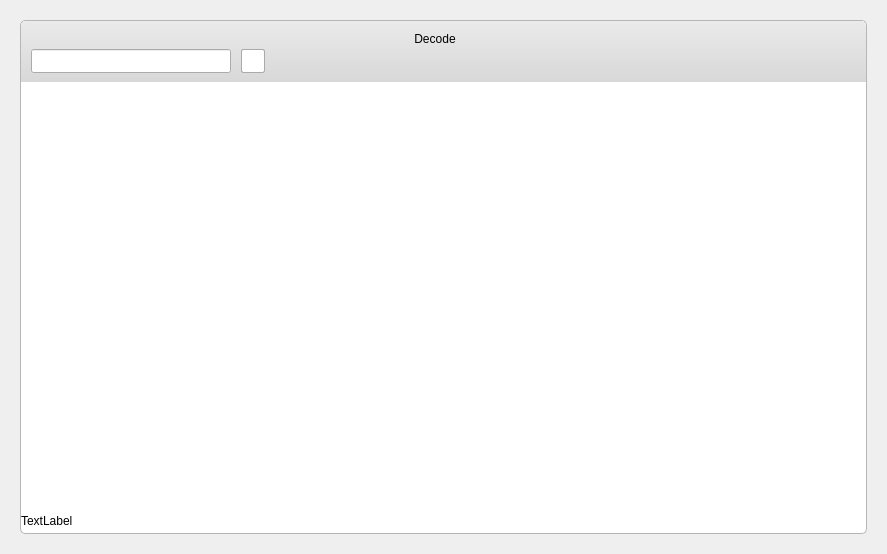
Above: Public_part/DecodeBaseWindow.ui from MRcao1001/Ddecode-QT-TCP-customWidget-MVD-MVC-MVVM- before the change. Below: the same form after it.
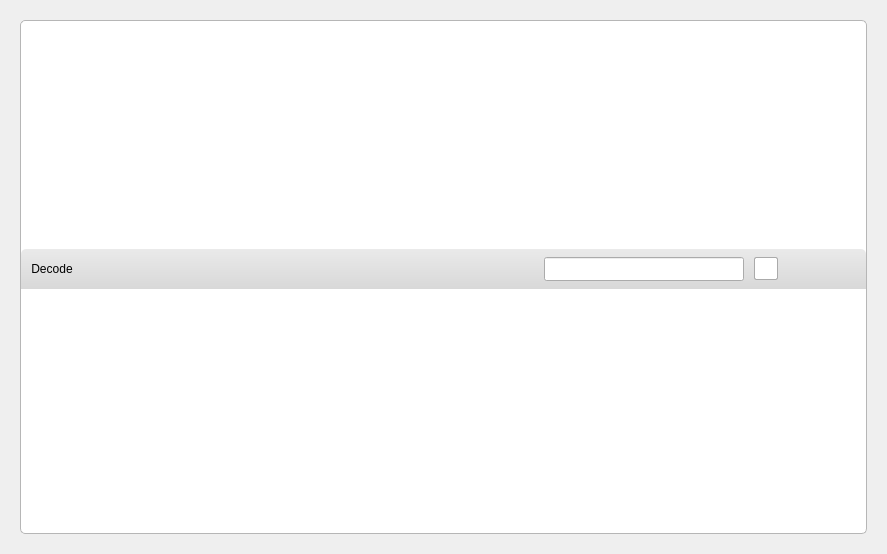
That is the form after the change. Icons and pictures are not drawn.

What changed in the file:
```diff
--- a/Public_part/DecodeBaseWindow.ui
+++ b/Public_part/DecodeBaseWindow.ui
@@ -70,7 +70,13 @@
           <property name="minimumSize">
            <size>
             <width>10</width>
-            <height>10</height>
+            <height>40</height>
+           </size>
+          </property>
+          <property name="maximumSize">
+           <size>
+            <width>16777215</width>
+            <height>40</height>
            </size>
           </property>
           <property name="styleSheet">
@@ -154,35 +160,6 @@
              <property name="leftMargin">
               <number>0</number>
              </property>
-             <item>
-              <spacer name="horizontalSpacer_5">
-               <property name="orientation">
-                <enum>Qt::Horizontal</enum>
-               </property>
-               <property name="sizeType">
-                <enum>QSizePolicy::Fixed</enum>
-               </property>
-               <property name="sizeHint" stdset="0">
-                <size>
-                 <width>60</width>
-                 <height>20</height>
-                </size>
-               </property>
-              </spacer>
-             </item>
-             <item>
-              <spacer name="horizontalSpacer">
-               <property name="orientation">
-                <enum>Qt::Horizontal</enum>
-               </property>
-               <property name="sizeHint" stdset="0">
-                <size>
-                 <width>40</width>
-                 <height>20</height>
-                </size>
-               </property>
-              </spacer>
-             </item>
              <item>
               <widget class="QPushButton" name="IconBtn">
                <property name="enabled">
@@ -263,6 +240,19 @@
                </property>
               </widget>
              </item>
+             <item>
+              <spacer name="horizontalSpacer">
+               <property name="orientation">
+                <enum>Qt::Horizontal</enum>
+               </property>
+               <property name="sizeHint" stdset="0">
+                <size>
+                 <width>40</width>
+                 <height>20</height>
+                </size>
+               </property>
+              </spacer>
+             </item>
              <item>
               <spacer name="horizontalSpacer_2">
                <property name="orientation">
@@ -276,6 +266,100 @@
                </property>
               </spacer>
              </item>
+             <item>
+              <layout class="QHBoxLayout" name="horizontalLayout_2">
+               <property name="spacing">
+                <number>10</number>
+               </property>
+               <property name="bottomMargin">
+                <number>0</number>
+               </property>
+               <item>
+                <widget class="QLineEdit" name="Title_SerachBox">
+                 <property name="minimumSize">
+                  <size>
+                   <width>200</width>
+                   <height>24</height>
+                  </size>
+                 </property>
+                 <property name="maximumSize">
+                  <size>
+                   <width>200</width>
+                   <height>16777215</height>
+                  </size>
+                 </property>
+                </widget>
+               </item>
+               <item>
+                <widget class="QPushButton" name="Title_SearchBtn">
+                 <property name="sizePolicy">
+                  <sizepolicy hsizetype="Minimum" vsizetype="Fixed">
+                   <horstretch>20</horstretch>
+                   <verstretch>20</verstretch>
+                  </sizepolicy>
+                 </property>
+                 <property name="minimumSize">
+                  <size>
+                   <width>24</width>
+                   <height>2</height>
+                  </size>
+                 </property>
+                 <property name="maximumSize">
+                  <size>
+                   <width>24</width>
+                   <height>24</height>
+                  </size>
+                 </property>
+                 <property name="styleSheet">
+                  <string notr="true">.QPushButton,.QToolButton{
+border-style:none;
+border:1px solid #aaaaaa;
+padding:0px;
+min-height:0px;
+border-radius:2px;
+background:#fff;
+}
+
+.QPushButton:hover,.QToolButton:hover{
+background:#eaeaea;
+}
+
+.QPushButton:pressed,.QToolButton:pressed{
+background:#dddddd;
+}
+
+.QToolButton::menu-indicator{
+image:None;
+}
+
+QToolButton#btnMenu,QPushButton#btnMenu_Min,QPushButton#btnMenu_Max,QPushButton#btnMenu_Close{
+border-radius:3px;
+color:#57595B;
+padding:3px;
+margin:0px;
+background:none;
+border-style:none;
+}
+
+QToolButton#btnMenu:hover,QPushButton#btnMenu_Min:hover,QPushButton#btnMenu_Max:hover{
+color:#FFFFFF;
+margin:1px 1px 2px 1px;
+background-color:rgba(51,127,209,230);
+}
+
+QPushButton#btnMenu_Close:hover{
+color:#FFFFFF;
+margin:1px 1px 2px 1px;
+background-color:rgba(238,0,0,128);
+}</string>
+                 </property>
+                 <property name="text">
+                  <string/>
+                 </property>
+                </widget>
+               </item>
+              </layout>
+             </item>
              <item>
               <widget class="QPushButton" name="ShowMin">
                <property name="minimumSize">
@@ -374,116 +458,6 @@
              </item>
             </layout>
            </item>
-           <item>
-            <layout class="QHBoxLayout" name="horizontalLayout_2">
-             <property name="spacing">
-              <number>10</number>
-             </property>
-             <property name="bottomMargin">
-              <number>0</number>
-             </property>
-             <item>
-              <widget class="QLineEdit" name="Title_SerachBox">
-               <property name="minimumSize">
-                <size>
-                 <width>200</width>
-                 <height>24</height>
-                </size>
-               </property>
-               <property name="maximumSize">
-                <size>
-                 <width>200</width>
-                 <height>16777215</height>
-                </size>
-               </property>
-              </widget>
-             </item>
-             <item>
-              <widget class="QPushButton" name="Title_SearchBtn">
-               <property name="sizePolicy">
-                <sizepolicy hsizetype="Minimum" vsizetype="Fixed">
-                 <horstretch>20</horstretch>
-                 <verstretch>20</verstretch>
-                </sizepolicy>
-               </property>
-               <property name="minimumSize">
-                <size>
-                 <width>24</width>
-                 <height>2</height>
-                </size>
-               </property>
-               <property name="maximumSize">
-                <size>
-                 <width>24</width>
-                 <height>24</height>
-                </size>
-               </property>
-               <property name="styleSheet">
-                <string notr="true">.QPushButton,.QToolButton{
-border-style:none;
-border:1px solid #aaaaaa;
-padding:0px;
-min-height:0px;
-border-radius:2px;
-background:#fff;
-}
-
-.QPushButton:hover,.QToolButton:hover{
-background:#eaeaea;
-}
-
-.QPushButton:pressed,.QToolButton:pressed{
-background:#dddddd;
-}
-
-.QToolButton::menu-indicator{
-image:None;
-}
-
-QToolButton#btnMenu,QPushButton#btnMenu_Min,QPushButton#btnMenu_Max,QPushButton#btnMenu_Close{
-border-radius:3px;
-color:#57595B;
-padding:3px;
-margin:0px;
-background:none;
-border-style:none;
-}
-
-QToolButton#btnMenu:hover,QPushButton#btnMenu_Min:hover,QPushButton#btnMenu_Max:hover{
-color:#FFFFFF;
-margin:1px 1px 2px 1px;
-background-color:rgba(51,127,209,230);
-}
-
-QPushButton#btnMenu_Close:hover{
-color:#FFFFFF;
-margin:1px 1px 2px 1px;
-background-color:rgba(238,0,0,128);
-}</string>
-               </property>
-               <property name="text">
-                <string/>
-               </property>
-              </widget>
-             </item>
-             <item>
-              <spacer name="horizontalSpacer_4">
-               <property name="orientation">
-                <enum>Qt::Horizontal</enum>
-               </property>
-               <property name="sizeType">
-                <enum>QSizePolicy::Expanding</enum>
-               </property>
-               <property name="sizeHint" stdset="0">
-                <size>
-                 <width>40</width>
-                 <height>20</height>
-                </size>
-               </property>
-              </spacer>
-             </item>
-            </layout>
-           </item>
           </layout>
          </widget>
         </item>
@@ -496,55 +470,6 @@
         </property>
        </layout>
       </item>
-      <item>
-       <spacer name="verticalSpacer">
-        <property name="orientation">
-         <enum>Qt::Vertical</enum>
-        </property>
-        <property name="sizeHint" stdset="0">
-         <size>
-          <width>20</width>
-          <height>40</height>
-         </size>
-        </property>
-       </spacer>
-      </item>
-      <item>
-       <layout class="QHBoxLayout" name="horizontalLayout_3">
-        <property name="spacing">
-         <number>0</number>
-        </property>
-        <property name="bottomMargin">
-         <number>0</number>
-        </property>
-        <item>
-         <widget class="QLabel" name="label_2">
-          <property name="minimumSize">
-           <size>
-            <width>400</width>
-            <height>0</height>
-           </size>
-          </property>
-          <property name="text">
-           <string>TextLabel</string>
-          </property>
-         </widget>
-        </item>
-        <item>
-         <spacer name="horizontalSpacer_3">
-          <property name="orientation">
-           <enum>Qt::Horizontal</enum>
-          </property>
-          <property name="sizeHint" stdset="0">
-           <size>
-            <width>40</width>
-            <height>12</height>
-           </size>
-          </property>
-         </spacer>
-        </item>
-       </layout>
-      </item>
      </layout>
     </widget>
    </item>
```
